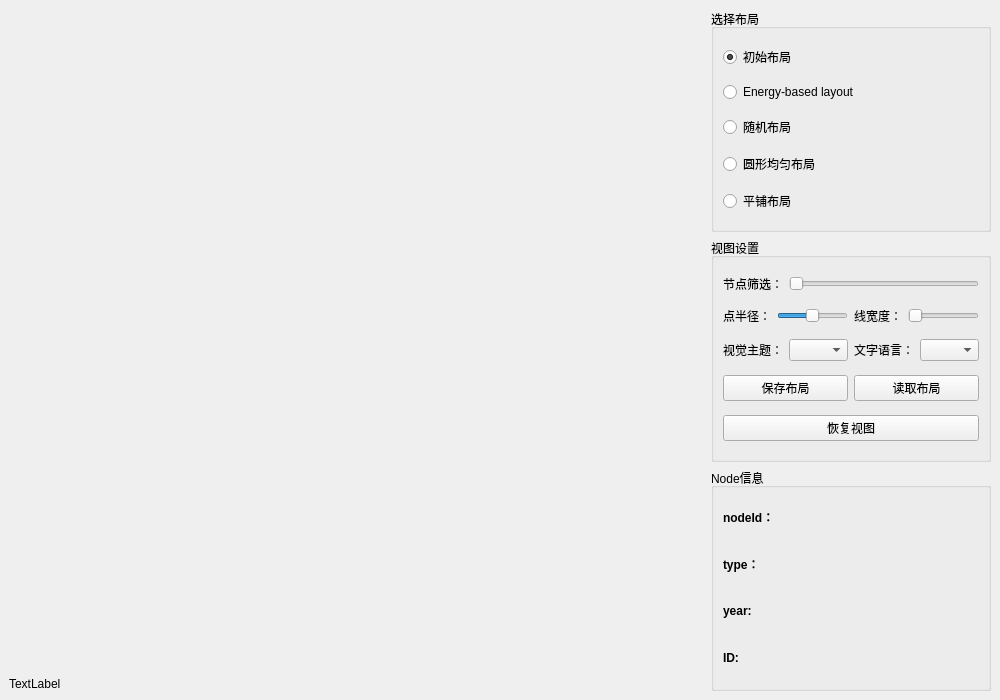
The window that paperconferenceauthorwindow.ui (Imanity/GraphView) describes before a commit, drawn with Qt 5.
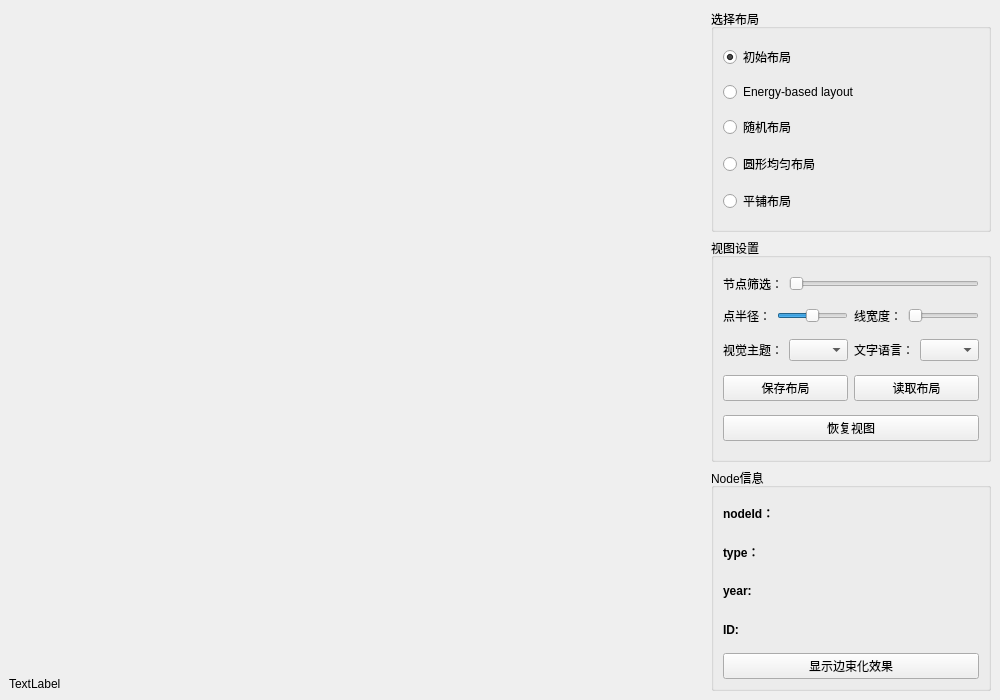
The same window after the commit.

Commit message: 实现边束化

Patch:
```diff
--- a/paperconferenceauthorwindow.ui
+++ b/paperconferenceauthorwindow.ui
@@ -378,6 +378,16 @@
            </property>
           </widget>
          </item>
+         <item>
+          <widget class="QPushButton" name="edgeBundlingButton">
+           <property name="focusPolicy">
+            <enum>Qt::NoFocus</enum>
+           </property>
+           <property name="text">
+            <string>显示边束化效果</string>
+           </property>
+          </widget>
+         </item>
         </layout>
        </widget>
       </item>
```
The commit also changes 12 other files.
